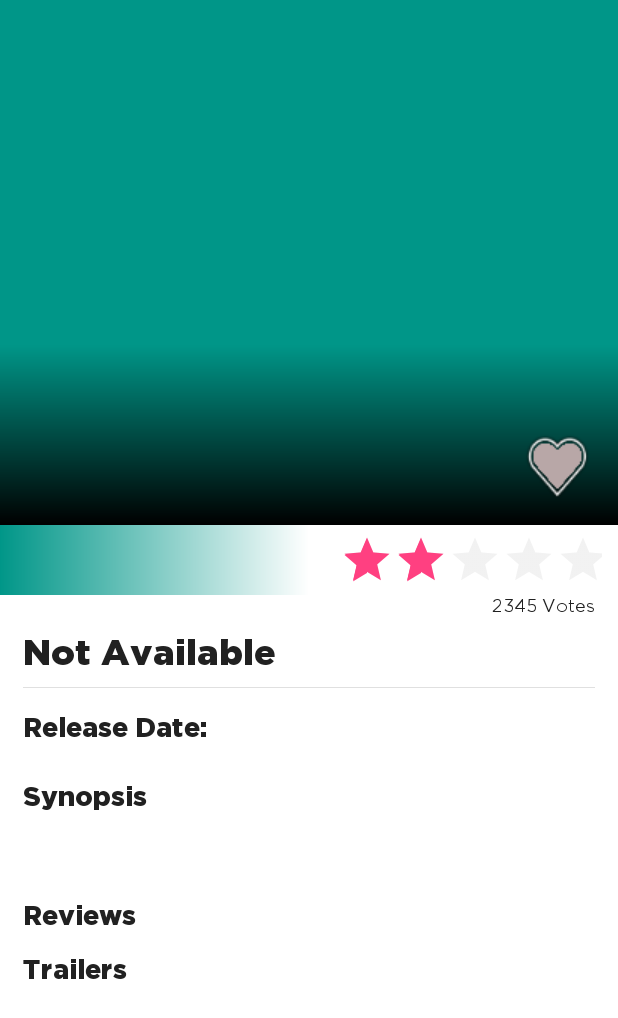
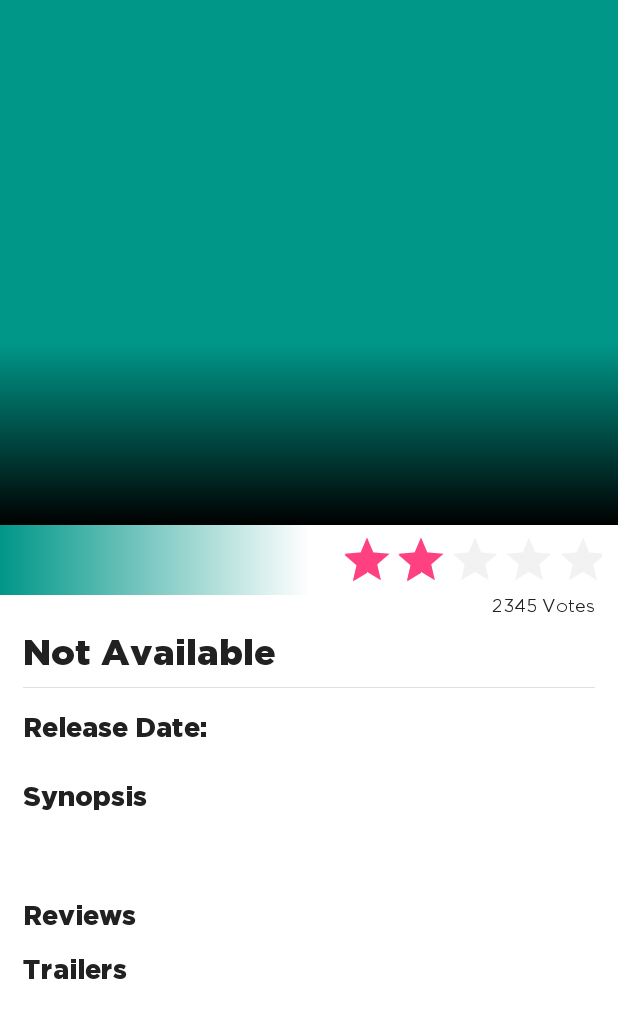
Before and after one commit to Sneha010/UdacityNanodegree, an Android app: the MovieDetailActivity screen opened directly, with no data from a screen before it, on a phone screen of 412 x 824 dp. Shown: the top 1018 px of the screen. Run offline under Robolectric (Android 15) with nearby library versions, the phone set to English and light mode, and no system bars; our stand-ins replace ButterKnife, Picasso; libraries missing offline, so code that uses them is left out: android.support.v7; pictures from the network do not load; 7 statements that could not run were skipped.

Commit message:
Added content provider delete.

```diff
--- a/app/src/main/java/com/udacity/myappportfolio/net/TheMovieDBClient.java
+++ b/app/src/main/java/com/udacity/myappportfolio/net/TheMovieDBClient.java
@@ -42,9 +42,9 @@ public class TheMovieDBClient {
 
     public static TheMovieDBClient getInstance() {
 
-        if (client == null) {
+        //if (client == null) {
             client = new TheMovieDBClient("");
-        }
+        //}
 
         return client;
 
--- a/app/src/main/res/layout/movie_detail_layout.xml
+++ b/app/src/main/res/layout/movie_detail_layout.xml
@@ -44,11 +44,12 @@
 
             <ImageView
                 android:id="@+id/iv_fav_icon"
-                android:layout_width="wrap_content"
-                android:layout_height="wrap_content"
+                android:layout_width="40dp"
+                android:layout_height="40dp"
                 android:src="@drawable/grey_trans_heart"
                 android:layout_gravity="bottom|right"
-                android:layout_margin="15dp"/>
+                android:layout_margin="15dp"
+                android:visibility="gone"/>
 
 
         </android.support.design.widget.CollapsingToolbarLayout>
--- a/app/src/main/res/values/strings.xml
+++ b/app/src/main/res/values/strings.xml
@@ -29,4 +29,10 @@
     <string name="synopsis">Synopsis</string>
     <string name="reviews">Reviews</string>
     <string name="trailers">Trailers</string>
+
+    <!--Favorites-->
+    <string name="movie_added">Movie added to Favorites</string>
+    <string name="movie_removed">Movie removed from Favorites</string>
+    <string name="error_movie_added">Error in inserting Movie to Favorites</string>
+    <string name="error_movie_removed">Error in removing Movie from Favorites</string>
 </resources>
```
Also changed, not shown: app/src/main/java/com/udacity/myappportfolio/fragment/MovieDetailFragment.java (+67 -1 lines).
